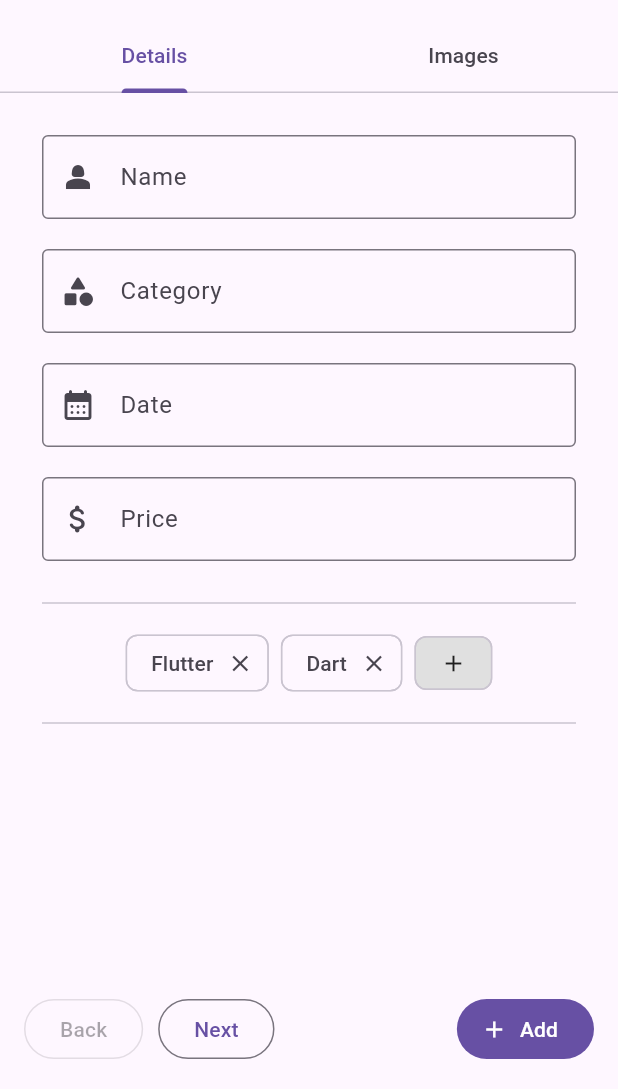
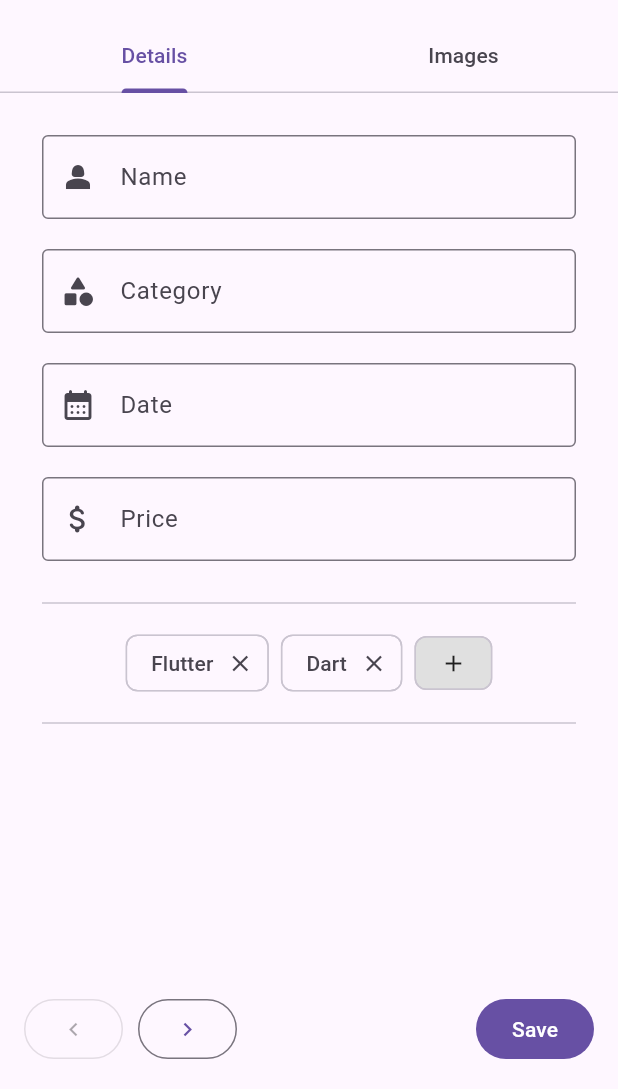
Before and after one commit to slatei/asset_manager, a Flutter app: the screen it shows after launch, on a phone screen of 412 x 824 dp, the part 147-1236 px from its top. Run offline on Flutter 3.47's test engine with Material 3 defaults, Android fonts, the phone set to English and light mode, and no system bars; our stand-ins replace cloud_firestore, firebase_auth, firebase_core, firebase_storage, image_picker; missing offline and left inert: firebase_ui_auth; accounts and stored records are empty.

Commit message:
fix: Tidier app buttons

```diff
--- a/lib/screens/asset_management/asset_buttons.dart
+++ b/lib/screens/asset_management/asset_buttons.dart
@@ -4,11 +4,13 @@ class AssetButtons extends StatefulWidget {
   const AssetButtons({
     required this.tabController,
     required this.add,
+    this.remove,
     super.key,
   });
 
   final TabController tabController;
   final Function() add;
+  final Function()? remove;
 
   @override
   State<AssetButtons> createState() => _AssetButtonsState();
@@ -40,24 +42,39 @@ class _AssetButtonsState extends State<AssetButtons> {
       padding: const EdgeInsets.all(16.0),
       child: Row(
         children: [
+          // Navigation buttons
           OutlinedButton(
-            onPressed: _tabController.index != 0
-                ? () => _tabController.animateTo(_tabController.index - 1)
-                : null,
-            child: const Text('Back'),
-          ),
+              onPressed: _tabController.index != 0
+                  ? () => _tabController.animateTo(_tabController.index - 1)
+                  : null,
+              // child: const Text('Back'),
+              child: const Icon(Icons.keyboard_arrow_left)),
           const SizedBox(width: 10),
           OutlinedButton(
             onPressed: _tabController.index < _tabController.length - 1
                 ? () => _tabController.animateTo(_tabController.index + 1)
                 : null,
-            child: const Text('Next'),
+            // child: const Text('Next'),
+            child: const Icon(Icons.keyboard_arrow_right),
           ),
           const Expanded(child: SizedBox()),
-          FilledButton.icon(
+
+          // Delete button if delete function provided
+          if (widget.remove != null) ...[
+            OutlinedButton.icon(
+              onPressed: widget.remove,
+              label: const Icon(
+                Icons.delete,
+                color: Colors.red,
+              ),
+            ),
+            const SizedBox(width: 10),
+          ],
+
+          // Save button
+          FilledButton(
             onPressed: widget.add,
-            icon: const Icon(Icons.add, size: 18),
-            label: const Text('Add'),
+            child: const Text('Save'),
           ),
         ],
       ),
```
